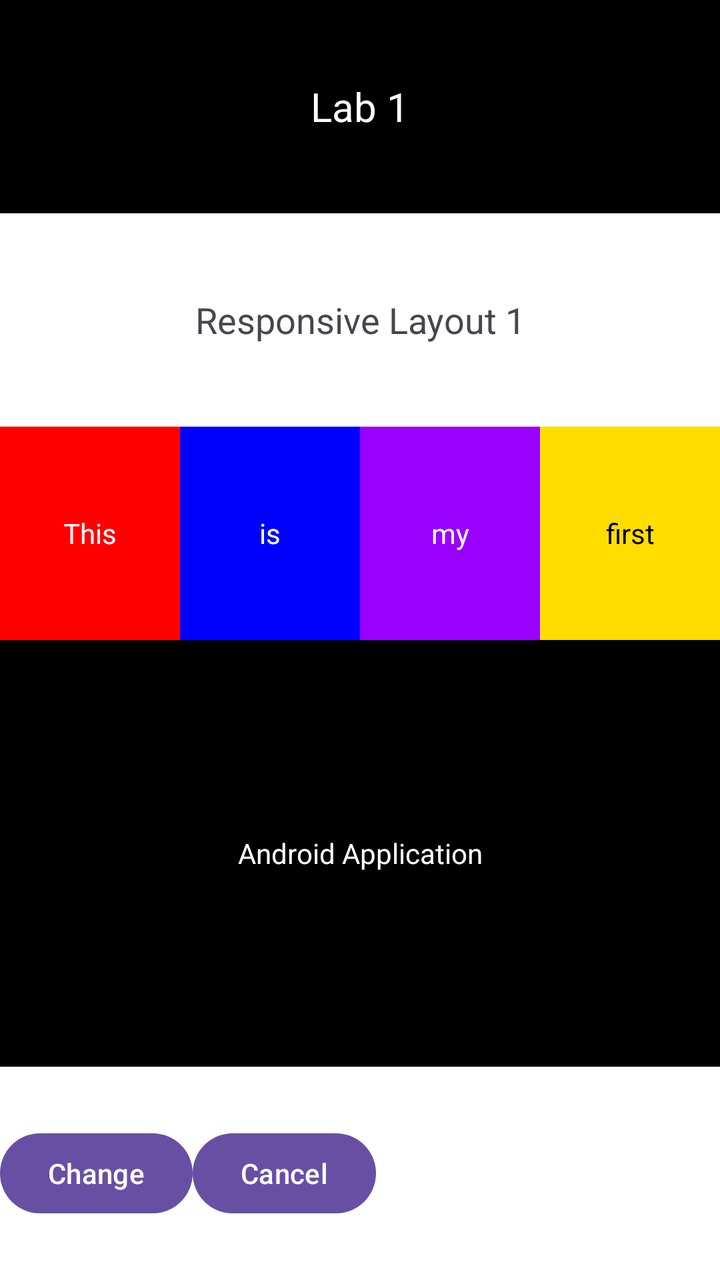
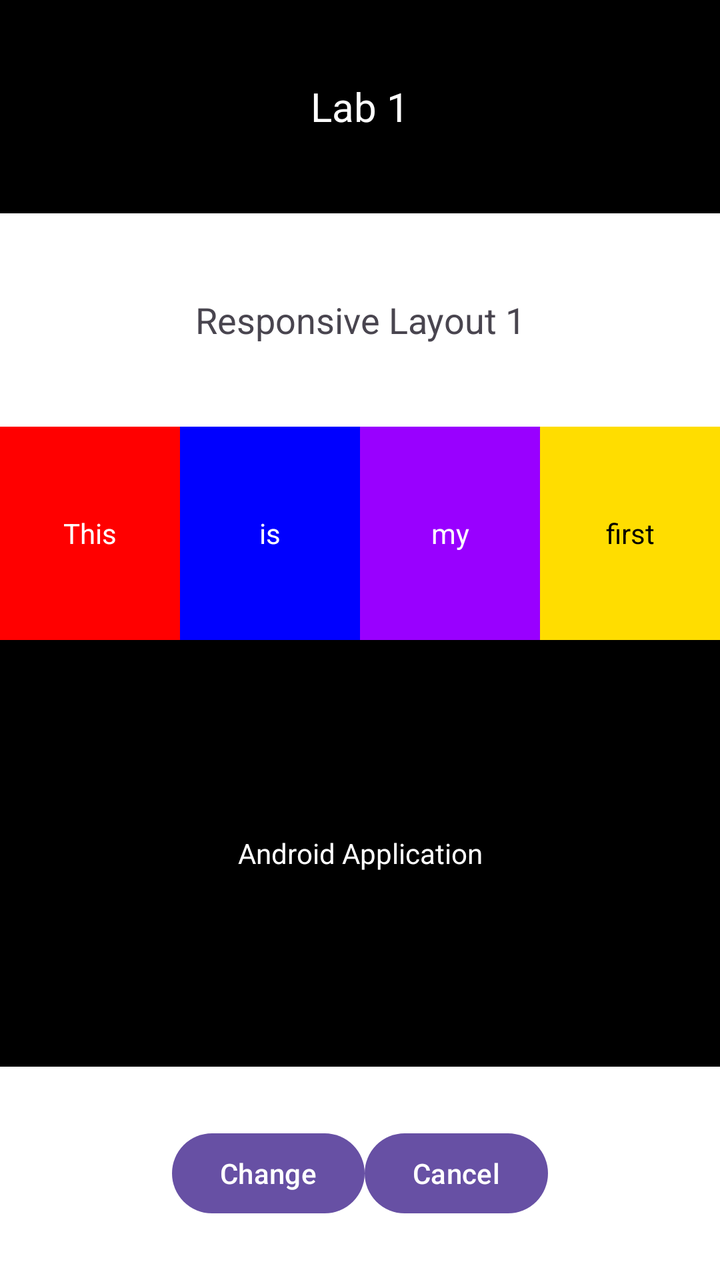

Two renders of the same Android screen: before a commit and after it. Below are the layout's source before the change and the commit's diff.
<!-- AndroidManifest.xml: application theme Theme.Part1_LinearLayout -->
<!-- res/layout/activity_constraint.xml -->
<?xml version="1.0" encoding="utf-8"?>
<androidx.constraintlayout.widget.ConstraintLayout xmlns:android="http://schemas.android.com/apk/res/android"
    xmlns:app="http://schemas.android.com/apk/res-auto"
    xmlns:tools="http://schemas.android.com/tools"
    android:layout_width="match_parent"
    android:layout_height="match_parent"
    tools:context=".MainActivity">

    <TextView
        android:id="@+id/tv_lab1"
        android:layout_width="match_parent"
        android:layout_height="0dp"
        android:background="#000000"
        android:gravity="center"
        android:text="Lab 1"
        android:textColor="#ffffff"
        android:textSize="20sp"
        android:padding="24dp"
        app:layout_constraintHeight_percent="0.1667"
        app:layout_constraintTop_toTopOf="parent"/>

    <TextView
        android:id="@+id/tv_responsive"
        android:layout_width="match_parent"
        android:layout_height="0dp"
        android:background="#ffffff"
        android:gravity="center"
        android:text="Responsive Layout 1"
        android:textSize="18sp"
        android:padding="24dp"
        app:layout_constraintHeight_percent="0.1667"
        app:layout_constraintTop_toBottomOf="@id/tv_lab1"/>

    <TextView
        android:id="@+id/tv_this"
        android:layout_width="0dp"
        android:layout_height="0dp"
        android:background="#ff0000"
        android:gravity="center"
        android:text="This"
        android:textColor="#ffffff"
        android:padding="20dp"
        app:layout_constraintHeight_percent="0.1667"
        app:layout_constraintTop_toBottomOf="@id/tv_responsive"
        app:layout_constraintStart_toStartOf="parent"
        app:layout_constraintEnd_toStartOf="@id/tv_is"/>

    <TextView
        android:id="@+id/tv_is"
        android:layout_width="0dp"
        android:layout_height="0dp"
        android:background="#0000ff"
        android:gravity="center"
        android:text="is"
        android:textColor="#ffffff"
        app:layout_constraintHeight_percent="0.1667"
        app:layout_constraintTop_toBottomOf="@id/tv_responsive"
        app:layout_constraintStart_toEndOf="@id/tv_this"
        app:layout_constraintEnd_toStartOf="@id/tv_my"/>

    <TextView
        android:id="@+id/tv_my"
        android:layout_width="0dp"
        android:layout_height="0dp"
        android:background="#9900ff"
        android:gravity="center"
        android:text="my"
        android:textColor="#ffffff"
        app:layout_constraintHeight_percent="0.1667"
        app:layout_constraintTop_toBottomOf="@id/tv_responsive"
        app:layout_constraintStart_toEndOf="@id/tv_is"
        app:layout_constraintEnd_toStartOf="@id/tv_first"/>

    <TextView
        android:id="@+id/tv_first"
        android:layout_width="0dp"
        android:layout_height="0dp"
        android:background="#ffdd00"
        android:gravity="center"
        android:text="first"
        android:textColor="#000000"
        app:layout_constraintHeight_percent="0.1667"
        app:layout_constraintTop_toBottomOf="@id/tv_responsive"
        app:layout_constraintStart_toEndOf="@id/tv_my"
        app:layout_constraintEnd_toEndOf="parent"/>

    <TextView
        android:id="@+id/tv_black_text"
        android:layout_width="match_parent"
        android:layout_height="0dp"
        android:background="#000000"
        android:gravity="center"
        android:text="Android Application"
        android:textColor="#ffffff"
        app:layout_constraintHeight_percent="0.3333"
        app:layout_constraintTop_toBottomOf="@id/tv_first"/>

    <androidx.constraintlayout.widget.ConstraintLayout
        android:id="@+id/bottom_container"
        android:layout_width="match_parent"
        android:layout_height="0dp"
        android:background="#ffffff"
        app:layout_constraintHeight_percent="0.1667"
        app:layout_constraintTop_toBottomOf="@id/tv_black_text">

        <Button
            android:id="@+id/btn_change"
            android:layout_width="wrap_content"
            android:layout_height="wrap_content"
            android:text="Change"
            app:layout_constraintTop_toTopOf="parent"
            app:layout_constraintBottom_toBottomOf="parent"
            app:layout_constraintEnd_toStartOf="@id/btn_cancel"/>

        <Button
            android:id="@+id/btn_cancel"
            android:layout_width="wrap_content"
            android:layout_height="wrap_content"
            android:text="Cancel"
            app:layout_constraintTop_toTopOf="parent"
            app:layout_constraintBottom_toBottomOf="parent"
            app:layout_constraintStart_toEndOf="@id/btn_change"/>
    </androidx.constraintlayout.widget.ConstraintLayout>



</androidx.constraintlayout.widget.ConstraintLayout>
<!-- resources referenced by this layout -->
<resources>
  <style name="Theme.Part1_LinearLayout" parent="Base.Theme.Part1_LinearLayout" />
  <style name="Base.Theme.Part1_LinearLayout" parent="Theme.Material3.DayNight.NoActionBar">
          
          
      </style>
</resources>

<!-- the commit's change to res/layout/activity_constraint.xml (unified diff, before → after) -->
@@ -110,7 +110,9 @@
             android:text="Change"
             app:layout_constraintTop_toTopOf="parent"
             app:layout_constraintBottom_toBottomOf="parent"
-            app:layout_constraintEnd_toStartOf="@id/btn_cancel"/>
+            app:layout_constraintStart_toStartOf="parent"
+            app:layout_constraintEnd_toStartOf="@id/btn_cancel"
+            app:layout_constraintHorizontal_chainStyle="packed"/>
 
         <Button
             android:id="@+id/btn_cancel"
@@ -119,9 +121,9 @@
             android:text="Cancel"
             app:layout_constraintTop_toTopOf="parent"
             app:layout_constraintBottom_toBottomOf="parent"
-            app:layout_constraintStart_toEndOf="@id/btn_change"/>
+            app:layout_constraintStart_toEndOf="@id/btn_change"
+            app:layout_constraintEnd_toEndOf="parent"/>
     </androidx.constraintlayout.widget.ConstraintLayout>
 
 
-
 </androidx.constraintlayout.widget.ConstraintLayout>
